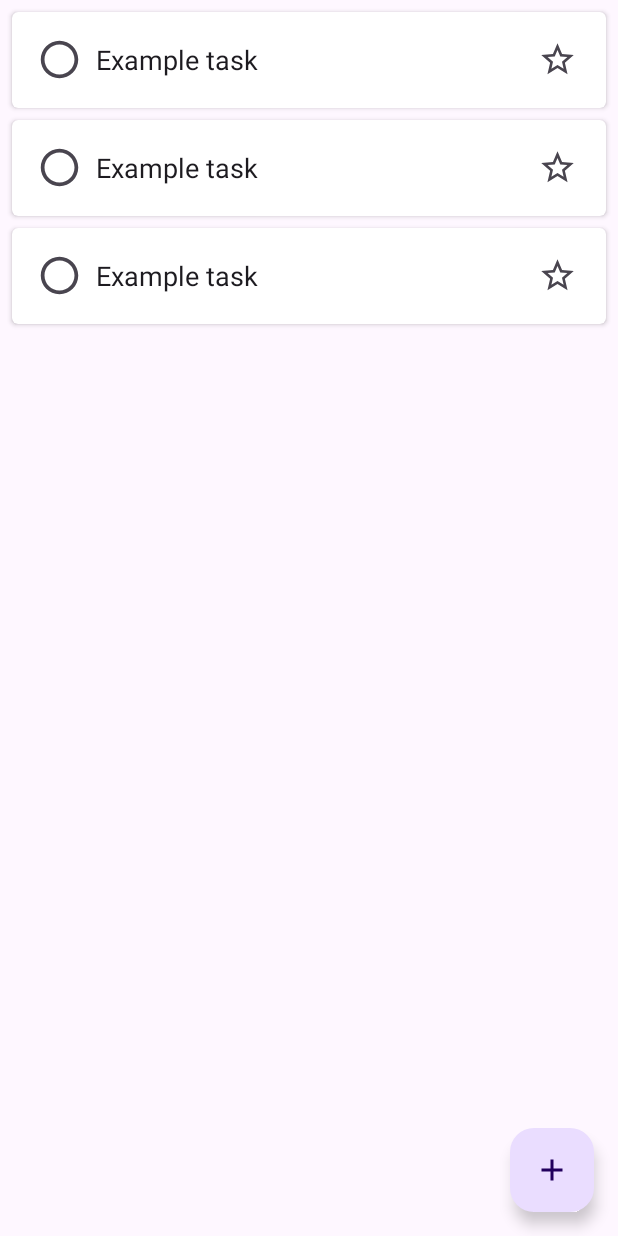
After one commit to nikolastolvanen/tasks-android-app, an Android app: the layout fragment_task_list.xml on its own in the app's theme, with its tools: preview values and no code run, on a phone screen of 412 x 824 dp. The commit adds this screen. Run offline under Robolectric (Android 15) with nearby library versions, the phone set to English and light mode, and no system bars.

Commit message:
Add TaskListFragment.java and fragment_task_list.xml

```diff
--- a/app/build.gradle.kts
+++ b/app/build.gradle.kts
@@ -38,6 +38,10 @@ dependencies {
     implementation("androidx.room:room-rxjava2:2.6.1")
     annotationProcessor("androidx.room:room-compiler:2.6.1")
 
+    // Navigation Component
+    implementation("androidx.navigation:navigation-fragment:2.7.6")
+    implementation("androidx.navigation:navigation-ui:2.7.6")
+
     implementation("androidx.appcompat:appcompat:1.6.1")
     implementation("com.google.android.material:material:1.10.0")
     implementation("androidx.constraintlayout:constraintlayout:2.1.4")
--- /dev/null
+++ b/app/src/main/java/com/nikolastolvanen/todolistapp/TaskListFragment.java
@@ -0,0 +1,23 @@
+package com.nikolastolvanen.todolistapp;
+
+import android.os.Bundle;
+
+import androidx.annotation.NonNull;
+import androidx.annotation.Nullable;
+import androidx.fragment.app.Fragment;
+
+import android.view.View;
+
+
+public class TaskListFragment extends Fragment {
+
+    public TaskListFragment() {
+        super(R.layout.fragment_task_list);
+    }
+
+    @Override
+    public void onViewCreated(@NonNull View view, @Nullable Bundle savedInstanceState) {
+        super.onViewCreated(view, savedInstanceState);
+    }
+
+}
--- /dev/null
+++ b/app/src/main/res/drawable/baseline_add.xml
@@ -0,0 +1,5 @@
+<vector android:height="24dp" android:tint="#000000"
+    android:viewportHeight="24" android:viewportWidth="24"
+    android:width="24dp" xmlns:android="http://schemas.android.com/apk/res/android">
+    <path android:fillColor="@android:color/white" android:pathData="M19,13h-6v6h-2v-6H5v-2h6V5h2v6h6v2z"/>
+</vector>
--- /dev/null
+++ b/app/src/main/res/layout/fragment_task_list.xml
@@ -0,0 +1,23 @@
+<?xml version="1.0" encoding="utf-8"?>
+<androidx.coordinatorlayout.widget.CoordinatorLayout xmlns:android="http://schemas.android.com/apk/res/android"
+    xmlns:tools="http://schemas.android.com/tools"
+    android:layout_width="match_parent"
+    android:layout_height="match_parent"
+    tools:context=".TaskListFragment">
+
+    <androidx.recyclerview.widget.RecyclerView
+        android:id="@+id/recycler_view_tasks"
+        android:layout_width="match_parent"
+        android:layout_height="match_parent"
+        tools:listitem="@layout/task_list_item" />
+
+    <com.google.android.material.floatingactionbutton.FloatingActionButton
+        android:id="@+id/fab_add_new_task"
+        android:layout_width="wrap_content"
+        android:layout_height="wrap_content"
+        android:layout_gravity="bottom|end"
+        android:layout_margin="16dp"
+        android:src="@drawable/baseline_add"
+        android:contentDescription="@string/add" />
+
+</androidx.coordinatorlayout.widget.CoordinatorLayout>
--- a/app/src/main/res/values/strings.xml
+++ b/app/src/main/res/values/strings.xml
@@ -1,3 +1,6 @@
 <resources>
     <string name="app_name">TodolistApp</string>
+    <!-- TODO: Remove or change this placeholder text -->
+    <string name="hello_blank_fragment">Hello blank fragment</string>
+    <string name="add">ADD</string>
 </resources>
```
